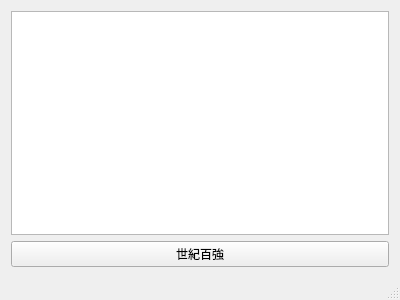
This is mainwindow.ui in chchwy/haodoo-grabber as Qt 5 draws it before an edit. The edited form follows.
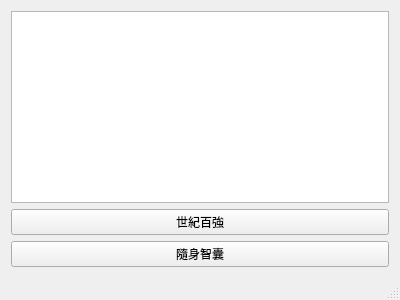
This is the edited form.

Commit message: 加入 隨身智囊

The edit to the form file:
```diff
--- a/mainwindow.ui
+++ b/mainwindow.ui
@@ -25,6 +25,13 @@
       </property>
      </widget>
     </item>
+    <item>
+     <widget class="QPushButton" name="wisdomButton">
+      <property name="text">
+       <string>隨身智囊</string>
+      </property>
+     </widget>
+    </item>
    </layout>
   </widget>
   <widget class="QStatusBar" name="statusBar"/>
```
The commit also changes 4 other files.
